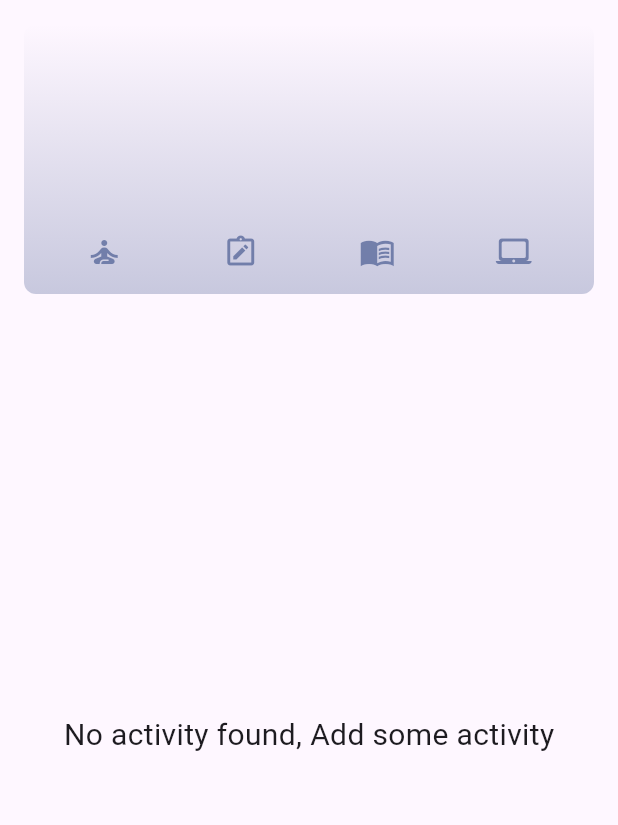
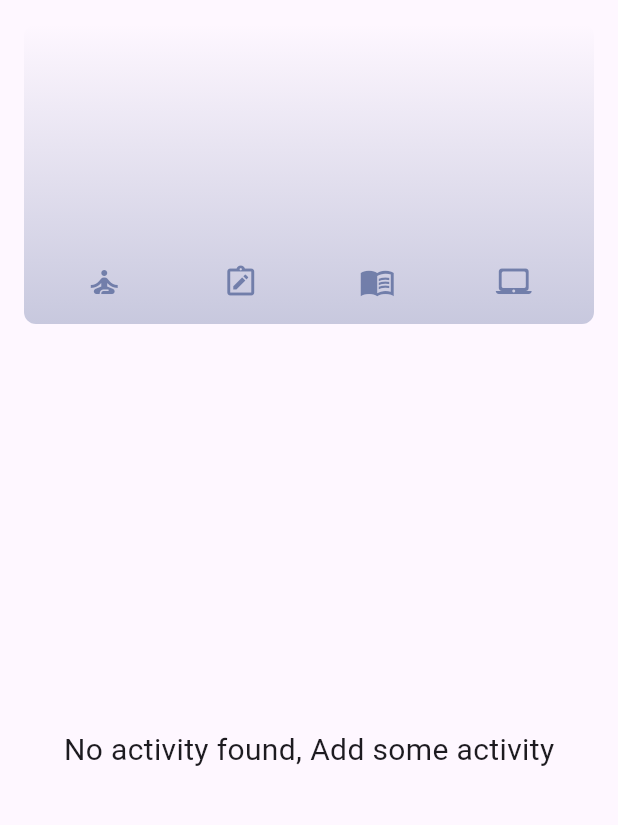
Before and after one commit to Nandhini2406/activity_tracker, a Flutter app: the screen it shows after launch, on a phone screen of 412 x 824 dp, the part 84-909 px from its top. Run offline on Flutter 3.47's test engine with Material 3 defaults, Android fonts, the phone set to English and light mode, and no system bars; our stand-ins replace shared_preferences.

Commit message:
Code Read

```diff
--- a/lib/main.dart
+++ b/lib/main.dart
@@ -29,20 +29,15 @@ class MyApp extends StatelessWidget {
       debugShowCheckedModeBanner: false,
       darkTheme: ThemeData.dark().copyWith(
         colorScheme: kDarkColorScheme,
+        appBarTheme: const AppBarTheme().copyWith(
+          backgroundColor: kDarkColorScheme.primaryContainer,
+          foregroundColor: kDarkColorScheme.onSecondaryContainer,
+        ),
         cardTheme: const CardTheme().copyWith(
           color: kDarkColorScheme.primaryContainer,
           margin: const EdgeInsets.symmetric(
             horizontal: 16,
             vertical: 10,
-          ),
-        ),
-        appBarTheme: const AppBarTheme().copyWith(
-          backgroundColor: kDarkColorScheme.primaryContainer,
-          foregroundColor: kDarkColorScheme.onSecondaryContainer,
-          titleTextStyle: const TextStyle().copyWith(
-            color: kDarkColorScheme.onSecondaryContainer,
-            fontWeight: FontWeight.w500,
-            fontSize: 20,
           ),
         ),
         elevatedButtonTheme: ElevatedButtonThemeData(
@@ -51,6 +46,9 @@ class MyApp extends StatelessWidget {
             foregroundColor: kDarkColorScheme.onPrimaryContainer,
           ),
         ),
+        // textTheme:  TextTheme().copyWith(
+        // set theme to text
+        // ),
       ),
       theme: ThemeData().copyWith(
         colorScheme: kColorScheme,
@@ -70,130 +68,12 @@ class MyApp extends StatelessWidget {
             backgroundColor: kColorScheme.primaryContainer,
           ),
         ),
+         // textTheme:  TextTheme().copyWith(
+        // set theme to text
+        // ),
       ),
       themeMode: ThemeMode.system,
       home: const Activities(),
     );
   }
 }
-
-
-// class MyApp extends StatelessWidget {
-//   const MyApp({super.key});
-
-//   // This widget is the root of your application.
-//   @override
-//   Widget build(BuildContext context) {
-//     return MaterialApp(
-//       title: 'Flutter Demo',
-//       theme: ThemeData(
-//         // This is the theme of your application.
-//         //
-//         // TRY THIS: Try running your application with "flutter run". You'll see
-//         // the application has a purple toolbar. Then, without quitting the app,
-//         // try changing the seedColor in the colorScheme below to Colors.green
-//         // and then invoke "hot reload" (save your changes or press the "hot
-//         // reload" button in a Flutter-supported IDE, or press "r" if you used
-//         // the command line to start the app).
-//         //
-//         // Notice that the counter didn't reset back to zero; the application
-//         // state is not lost during the reload. To reset the state, use hot
-//         // restart instead.
-//         //
-//         // This works for code too, not just values: Most code changes can be
-//         // tested with just a hot reload.
-//         colorScheme: ColorScheme.fromSeed(seedColor: Colors.deepPurple),
-//         useMaterial3: true,
-//       ),
-//       home: const MyHomePage(title: 'Flutter Demo Home Page'),
-//     );
-//   }
-// }
-
-// class MyHomePage extends StatefulWidget {
-//   const MyHomePage({super.key, required this.title});
-
-//   // This widget is the home page of your application. It is stateful, meaning
-//   // that it has a State object (defined below) that contains fields that affect
-//   // how it looks.
-
-//   // This class is the configuration for the state. It holds the values (in this
-//   // case the title) provided by the parent (in this case the App widget) and
-//   // used by the build method of the State. Fields in a Widget subclass are
-//   // always marked "final".
-
-//   final String title;
-
-//   @override
-//   State<MyHomePage> createState() => _MyHomePageState();
-// }
-
-// class _MyHomePageState extends State<MyHomePage> {
-//   int _counter = 0;
-
-//   void _incrementCounter() {
-//     setState(() {
-//       // This call to setState tells the Flutter framework that something has
-//       // changed in this State, which causes it to rerun the build method below
-//       // so that the display can reflect the updated values. If we changed
-//       // _counter without calling setState(), then the build method would not be
-//       // called again, and so nothing would appear to happen.
-//       _counter++;
-//     });
-//   }
-
-//   @override
-//   Widget build(BuildContext context) {
-//     // This method is rerun every time setState is called, for instance as done
-//     // by the _incrementCounter method above.
-//     //
-//     // The Flutter framework has been optimized to make rerunning build methods
-//     // fast, so that you can just rebuild anything that needs updating rather
-//     // than having to individually change instances of widgets.
-//     return Scaffold(
-//       appBar: AppBar(
-//         // TRY THIS: Try changing the color here to a specific color (to
-//         // Colors.amber, perhaps?) and trigger a hot reload to see the AppBar
-//         // change color while the other colors stay the same.
-//         backgroundColor: Theme.of(context).colorScheme.inversePrimary,
-//         // Here we take the value from the MyHomePage object that was created by
-//         // the App.build method, and use it to set our appbar title.
-//         title: Text(widget.title),
-//       ),
-//       body: Center(
-//         // Center is a layout widget. It takes a single child and positions it
-//         // in the middle of the parent.
-//         child: Column(
-//           // Column is also a layout widget. It takes a list of children and
-//           // arranges them vertically. By default, it sizes itself to fit its
-//           // children horizontally, and tries to be as tall as its parent.
-//           //
-//           // Column has various properties to control how it sizes itself and
-//           // how it positions its children. Here we use mainAxisAlignment to
-//           // center the children vertically; the main axis here is the vertical
-//           // axis because Columns are vertical (the cross axis would be
-//           // horizontal).
-//           //
-//           // TRY THIS: Invoke "debug painting" (choose the "Toggle Debug Paint"
-//           // action in the IDE, or press "p" in the console), to see the
-//           // wireframe for each widget.
-//           mainAxisAlignment: MainAxisAlignment.center,
-//           children: <Widget>[
-//             const Text(
-//               'You have pushed the button this many times:',
-//             ),
-//             Text(
-//               '$_counter',
-//               style: Theme.of(context).textTheme.headlineMedium,
-//             ),
-//           ],
-//         ),
-//       ),
-//       floatingActionButton: FloatingActionButton(
-//         onPressed: _incrementCounter,
-//         tooltip: 'Increment',
-//         child: const Icon(Icons.add),
-//       ), // This trailing comma makes auto-formatting nicer for build methods.
-//     );
-//   }
-// }
--- a/lib/providers/activity_provider.dart
+++ b/lib/providers/activity_provider.dart
@@ -24,7 +24,7 @@ class ActivityProvider extends ChangeNotifier {
     _saveActivities();
   }
 
-// Load activities from SharedPreferences
+// Load activities from SharedPreferences // Get explanation from GPT
   Future<void> _loadActivities() async {
     final prefs = await SharedPreferences.getInstance();
     final List<String>? activityStrings =
--- a/lib/widgets/activity_list/activity_list.dart
+++ b/lib/widgets/activity_list/activity_list.dart
@@ -10,8 +10,10 @@ class ActivityList extends StatelessWidget {
     required this.activity,
     required this.onDelete,
   });
+
   final List<Activity> activity;
-   final void Function() onDelete;
+  final void Function() onDelete;
+
   @override
   Widget build(BuildContext context) {
     return ListView.builder(
--- a/lib/widgets/chart/chart.dart
+++ b/lib/widgets/chart/chart.dart
@@ -1,7 +1,6 @@
 import 'package:flutter/material.dart';
-
+import 'package:activity_tracker/model/activity.dart';
 import 'package:activity_tracker/widgets/chart/chart_bar.dart';
-import 'package:activity_tracker/model/activity.dart';
 
 class Chart extends StatelessWidget {
   const Chart({super.key, required this.activities});
@@ -17,7 +16,7 @@ class Chart extends StatelessWidget {
     ];
   }
 
-  double get maxTotalTime {
+  double get maxTotalTime { //Total time spent in all activity
     double maxTotalTime = 0;
 
     for (final bucket in buckets) {
@@ -30,7 +29,7 @@ class Chart extends StatelessWidget {
 
   @override
   Widget build(BuildContext context) {
-    final isDarkMode =
+    final isDarkMode =  // revisit this section for this
         MediaQuery.of(context).platformBrightness == Brightness.dark;
 
     return Container(
@@ -40,7 +39,7 @@ class Chart extends StatelessWidget {
         horizontal: 8,
       ),
       width: double.infinity,
-      height: 180,
+      height: 200,
       decoration: BoxDecoration(
         borderRadius: BorderRadius.circular(8),
         gradient: LinearGradient(
@@ -67,7 +66,7 @@ class Chart extends StatelessWidget {
               ],
             ),
           ),
-          const SizedBox(height: 12),
+          const SizedBox(height: 10),
           Row(
             children: buckets // for ... in
                 .map(
--- a/lib/widgets/chart/chart_bar.dart
+++ b/lib/widgets/chart/chart_bar.dart
@@ -16,7 +16,7 @@ class ChartBar extends StatelessWidget {
       child: Padding(
         padding: const EdgeInsets.symmetric(horizontal: 4),
         child: FractionallySizedBox(
-          heightFactor: fill, // 0 <> 1
+          heightFactor: fill, // 0 <> 1 // revisit
           child: DecoratedBox(
             decoration: BoxDecoration(
               shape: BoxShape.rectangle,
@@ -24,7 +24,7 @@ class ChartBar extends StatelessWidget {
                   const BorderRadius.vertical(top: Radius.circular(8)),
               color: isDarkMode
                   ? Theme.of(context).colorScheme.secondary
-                  : Theme.of(context).colorScheme.primary.withOpacity(0.65),
+                  : Theme.of(context).colorScheme.primary.withOpacity(0.7),
             ),
           ),
         ),
```
Also changed, not shown: lib/activities.dart (+3 -6 lines), lib/model/activity.dart (+4 -5 lines), lib/widgets/activity_list/activity_item.dart (+5 -5 lines), lib/widgets/add_activity.dart (+14 -9 lines), 12 other files.
